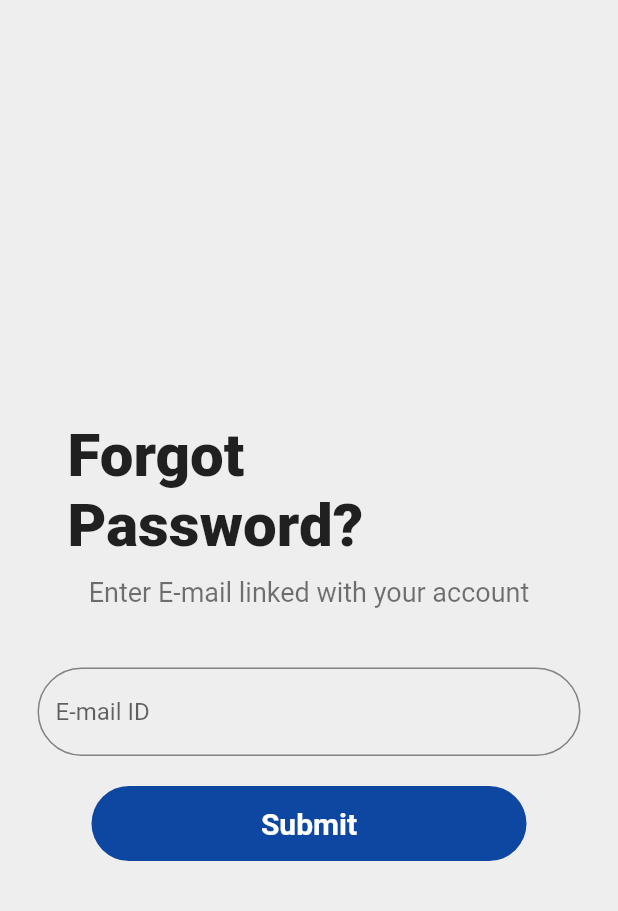
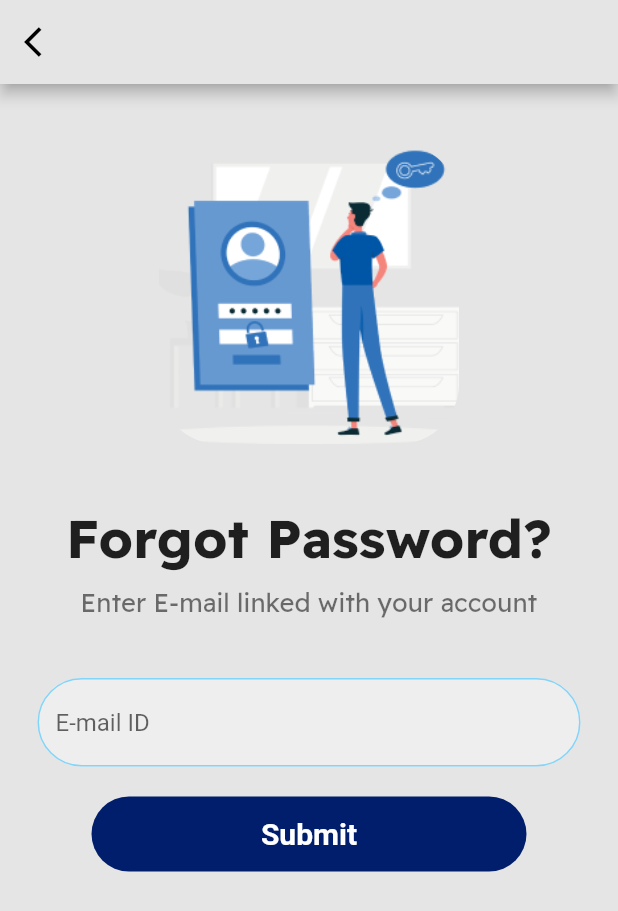
Before and after one commit to priyansh1211/4NerdyGuys, a Flutter app: the ForgotPassword screen opened by its route, on a phone screen of 412 x 824 dp. Shown: the top 911 px of the screen. Run offline on Flutter 3.47's test engine with Material 2 defaults, Android fonts, the light colour scheme and no system bars.

Commit message:
changes according to design

```diff
--- a/lib/pages/ForgotPassword.dart
+++ b/lib/pages/ForgotPassword.dart
@@ -9,41 +9,58 @@ class ForgotPassword extends StatefulWidget {
 }
 
 class _ForgotPasswordState extends State<ForgotPassword> {
-  //final isKeyboard = MediaQuery.of(context).viewInsets.bottom!=0;
-  bool isDesktop(BuildContext context) => MediaQuery.of(context).size.width >=600;
-  bool isMobile(BuildContext context)=> MediaQuery.of(context).size.width<600;
   @override
   Widget build(BuildContext context) {
     return Scaffold(
-      backgroundColor: Colors.grey.shade200,
-      resizeToAvoidBottomInset: false,
-      body: Column(
+      appBar: AppBar(
+        automaticallyImplyLeading: false,
+        backgroundColor: Color(0xffE5E5E5),
+        leading: GestureDetector(
+          onTap: () {
+            Navigator.pop(context);
+          },
+          child: const Icon(
+            Icons.arrow_back_ios,
+            color: Colors.black,
+          ),
+        ),
+      ),
+      backgroundColor: Color(0xffE5E5E5),
+      body: ListView(
+        shrinkWrap: true,
+        children: [
+          Column(
             mainAxisAlignment: MainAxisAlignment.center,
             children: [
-            if(isDesktop(context))
               Container(
-              width: 250,
-              margin: EdgeInsets.all(20),
+                margin: EdgeInsets.only(bottom: 40,top: 40),
                 child: ClipRRect(
-                borderRadius: BorderRadius.circular(20),
-                child: Image(image: AssetImage('assets/images/forgot_password.png'),),
+                  borderRadius: BorderRadius.circular(40),
+                  child: Image(
+                      image: AssetImage('assets/images/forgot_password.png'),
+                      height: 200,
+                      width: 200,
+                      fit: BoxFit.fitHeight),
                 ),
               ),
-        SizedBox(height: 30,),
               const Padding(
-            padding: EdgeInsets.symmetric(horizontal: 45),
+                padding: EdgeInsets.symmetric(horizontal: 42),
                 child: Text('Forgot Password?',
                     style: TextStyle(
                         color: Colors.black87,
                         fontWeight: FontWeight.w800,
-                    fontSize: 40))),
+                        fontSize: 36,
+                    fontFamily: 'ReadexPro')
+                ),
+              ),
               const SizedBox(
                 height: 10,
               ),
               const Padding(
-          padding: EdgeInsets.symmetric(horizontal: 25),
+                padding: EdgeInsets.symmetric(horizontal: 27),
                 child: const Text('Enter E-mail linked with your account',
-              style: TextStyle(color: Colors.black54, fontSize: 18)),
+                    style: TextStyle(color: Colors.black54,fontSize: 17,
+                    fontFamily: 'ReadexPro')),
               ),
               const SizedBox(
                 height: 40,
@@ -53,13 +70,14 @@ class _ForgotPasswordState extends State<ForgotPassword> {
                 padding: const EdgeInsets.symmetric(horizontal: 25),
                 child: TextField(
                   decoration: InputDecoration(
+                    helperStyle: TextStyle(fontFamily: 'ReadexPro'),
                     enabledBorder: OutlineInputBorder(
-                borderRadius: BorderRadius.circular(40),
-                borderSide: const BorderSide(color: Colors.black45),
+                      borderRadius: BorderRadius.circular(45),
+                      borderSide:  BorderSide(color: Colors.lightBlue.shade200),
                     ),
                     focusedBorder: OutlineInputBorder(
-                borderSide: const BorderSide(color: Colors.deepPurple),
-                borderRadius: BorderRadius.circular(40),
+                      borderSide: BorderSide(color: Colors.lightBlue.shade200),
+                      borderRadius: BorderRadius.circular(45),
                     ),
                     hintText: 'E-mail ID',
                     filled: true,
@@ -81,7 +99,7 @@ class _ForgotPasswordState extends State<ForgotPassword> {
                     height: 50,
                     margin: EdgeInsets.symmetric(horizontal: 45),
                     decoration: BoxDecoration(
-              color: Colors.blue.shade900,
+                      color: Color(0xff001E6C),
                       borderRadius: BorderRadius.circular(40.0),
                     ),
                     child: Center(
@@ -93,8 +111,11 @@ class _ForgotPasswordState extends State<ForgotPassword> {
                       ),
                     ),
                   )
-        )
-      ]),
+              ),
+            ],
+          ),
+        ],
+      ),
     );
   }
 }
--- a/lib/pages/MachineryReport.dart
+++ b/lib/pages/MachineryReport.dart
@@ -50,6 +50,7 @@ class _MachineryReportState extends State<MachineryReport> {
           Padding(
             padding: EdgeInsets.all(20),
             child: Container(
+              padding: EdgeInsets.only(left: 20),
               height: 50,
               margin: EdgeInsets.only(right: 160),
               decoration: BoxDecoration(
@@ -76,6 +77,7 @@ class _MachineryReportState extends State<MachineryReport> {
           Padding(
             padding: EdgeInsets.all(20),
             child: Container(
+              padding: EdgeInsets.only(left: 20),
               height: 50,
               margin: EdgeInsets.only(right: 100),
               decoration: BoxDecoration(
@@ -101,6 +103,7 @@ class _MachineryReportState extends State<MachineryReport> {
           Padding(
             padding: EdgeInsets.all(20),
             child: Container(
+              padding: EdgeInsets.only(left: 20),
               height: 55,
               margin: EdgeInsets.only(right: 100),
               decoration: BoxDecoration(
--- a/lib/pages/ManPowerReport.dart
+++ b/lib/pages/ManPowerReport.dart
@@ -53,6 +53,7 @@ class _ManPowerReportState extends State<ManPowerReport> {
           Padding(
             padding: EdgeInsets.all(20),
             child: Container(
+              padding: EdgeInsets.only(left: 20),
               height: 50,
               margin: EdgeInsets.only(right: 160),
               decoration: BoxDecoration(
@@ -79,6 +80,7 @@ class _ManPowerReportState extends State<ManPowerReport> {
           Padding(
             padding: EdgeInsets.all(20),
             child: Container(
+              padding: EdgeInsets.only(left: 20),
               height: 50,
               margin: EdgeInsets.only(right: 100),
               decoration: BoxDecoration(
@@ -103,6 +105,7 @@ class _ManPowerReportState extends State<ManPowerReport> {
           Padding(
             padding: EdgeInsets.all(20),
             child: Container(
+              padding: EdgeInsets.only(left: 20),
               height: 50,
               margin: EdgeInsets.only(right: 100),
               decoration: BoxDecoration(
@@ -128,6 +131,7 @@ class _ManPowerReportState extends State<ManPowerReport> {
           Padding(
             padding: EdgeInsets.all(20),
             child: Container(
+              padding: EdgeInsets.only(left: 20,top: 5,bottom: 5),
               height: 55,
               margin: EdgeInsets.only(right: 280),
               decoration: BoxDecoration(
@@ -154,6 +158,7 @@ class _ManPowerReportState extends State<ManPowerReport> {
           Padding(
             padding: EdgeInsets.all(20),
             child: Container(
+              padding: EdgeInsets.only(left: 20,top: 5,bottom: 5),
               height: 55,
               margin: EdgeInsets.only(right: 280),
               decoration: BoxDecoration(
--- a/lib/pages/MaterialReport.dart
+++ b/lib/pages/MaterialReport.dart
@@ -50,6 +50,7 @@ class _MaterialReportState extends State<MaterialReport> {
           Padding(
             padding: EdgeInsets.all(20),
             child: Container(
+              padding: EdgeInsets.only(left: 20),
               height: 50,
               margin: EdgeInsets.only(right: 160),
               decoration: BoxDecoration(
@@ -94,6 +95,7 @@ class _MaterialReportState extends State<MaterialReport> {
           Padding(
             padding: EdgeInsets.all(20),
             child: Container(
+              padding: EdgeInsets.only(left: 20),
               height: 50,
               margin: EdgeInsets.only(right: 100),
               decoration: BoxDecoration(
@@ -119,6 +121,7 @@ class _MaterialReportState extends State<MaterialReport> {
           Padding(
             padding: EdgeInsets.all(20),
             child: Container(
+              padding: EdgeInsets.only(left: 20),
               height: 55,
               margin: EdgeInsets.only(right: 100),
               decoration: BoxDecoration(
--- a/lib/pages/WorkDoneToday.dart
+++ b/lib/pages/WorkDoneToday.dart
@@ -51,6 +51,7 @@ class _WorkDoneTodayState extends State<WorkDoneToday> {
           Padding(
             padding: EdgeInsets.all(20),
             child: Container(
+              padding: EdgeInsets.only(left: 20),
               height: 50,
               margin: EdgeInsets.only(right: 160),
               decoration: BoxDecoration(
@@ -77,6 +78,7 @@ class _WorkDoneTodayState extends State<WorkDoneToday> {
           Padding(
             padding: EdgeInsets.all(20),
             child: Container(
+              padding: EdgeInsets.only(left: 20),
               height: 50,
               margin: EdgeInsets.only(right: 100),
               decoration: BoxDecoration(
@@ -101,6 +103,7 @@ class _WorkDoneTodayState extends State<WorkDoneToday> {
           Padding(
             padding: EdgeInsets.all(20),
             child: Container(
+              padding: EdgeInsets.only(left: 20),
               height: 50,
               margin: EdgeInsets.only(right: 100),
               decoration: BoxDecoration(
```
Also changed, not shown: lib/pages/NextDayPlanning.dart (+7 -0 lines), lib/pages/SignUp.dart (+13 -10 lines), lib/pages/TargetVsAchieved.dart (+6 -1 lines). Lines whose indentation alone changed are shown as unchanged.
